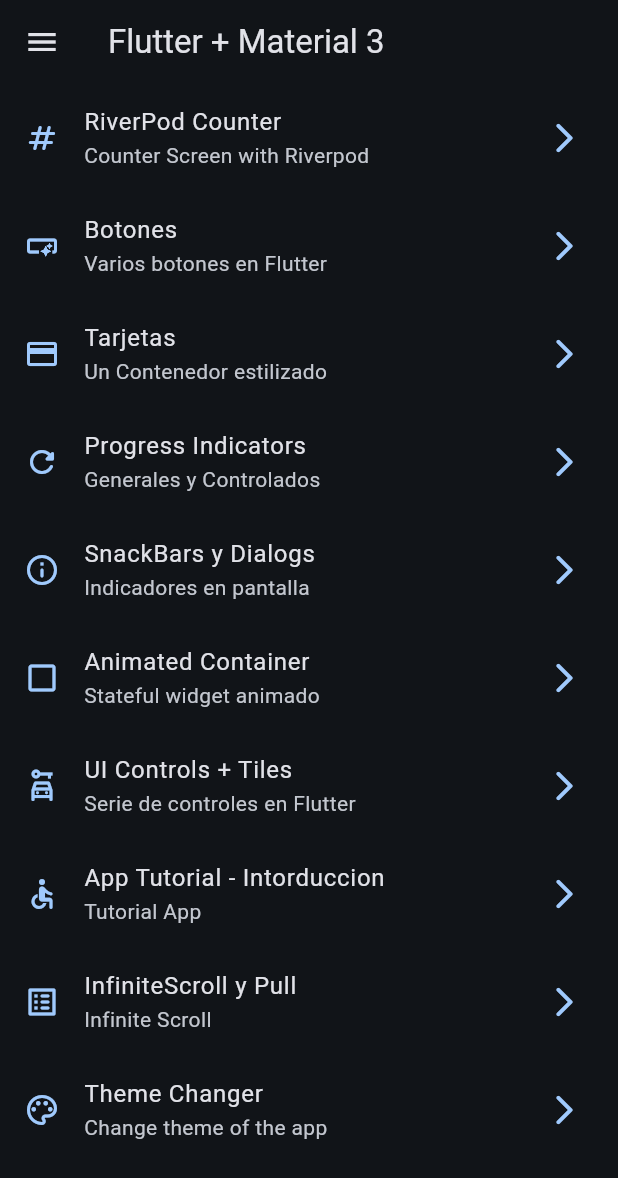
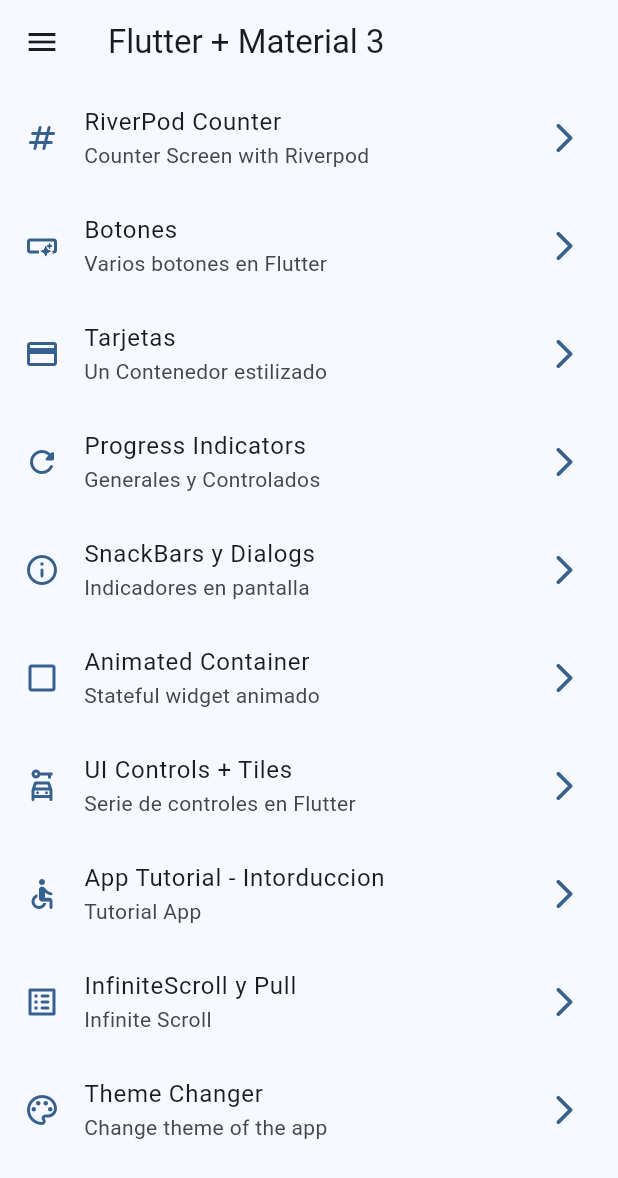
Before and after one commit to Neno2113/widgets_apps, a Flutter app: the screen it shows after launch, on a phone screen of 412 x 824 dp. Shown: the top 1178 px of the screen. Run offline on Flutter 3.47's test engine with Material 2 defaults, Android fonts, the phone set to English and light mode, and no system bars; our stand-ins replace animate_do, flutter_riverpod, go_router.

Commit message:
statenotifierprovider done

```diff
--- a/lib/config/theme/app_theme.dart
+++ b/lib/config/theme/app_theme.dart
@@ -30,4 +30,12 @@ class AppTheme {
       appBarTheme: const AppBarTheme(
         centerTitle: false,
       ));
+
+  AppTheme copyWith({
+    int? selectedColor,
+    bool? isDarkMode
+  }) => AppTheme(
+    selectedColor: selectedColor ?? this.selectedColor,
+    isDarkMode: isDarkMode ?? this.isDarkMode
+  );
 }
--- a/lib/main.dart
+++ b/lib/main.dart
@@ -13,16 +13,15 @@ class MainApp extends ConsumerWidget {
 
   @override
   Widget build(BuildContext context, WidgetRef ref) {
-    final isDarkMode = ref.watch(isDarkModeProvider);
-    final selectedColor = ref.watch(selectedColorProvider);
+    // final isDarkMode = ref.watch(isDarkModeProvider);
+    // final selectedColor = ref.watch(selectedColorProvider);
+    final AppTheme appTheme = ref.watch(themeNotifierProvider);
 
     return MaterialApp.router(
       debugShowCheckedModeBanner: false,
       title: 'Flutter Widgets',
-      theme: AppTheme(
-        selectedColor: selectedColor,
-        isDarkMode: isDarkMode
-      ).getTheme(),
+      theme: AppTheme(selectedColor: appTheme.selectedColor, isDarkMode: appTheme.isDarkMode)
+          .getTheme(),
       routerConfig: appRouter,
       //Rutas sin go_router
       // routes: {
--- a/lib/presentation/providers/theme_provider.dart
+++ b/lib/presentation/providers/theme_provider.dart
@@ -1,11 +1,28 @@
 import 'package:flutter_riverpod/flutter_riverpod.dart';
 import 'package:widgets_app/config/theme/app_theme.dart';
+
 //Inmutable
 final colorsListProvider = Provider((ref) => colorList);
 
 //Mutable
 final isDarkModeProvider = StateProvider((ref) => true);
 
-
 //Mutable
 final selectedColorProvider = StateProvider((ref) => 0);
+
+//un objeto de tipo AppTheme custom
+final themeNotifierProvider =
+    StateNotifierProvider<ThemeNotifier, AppTheme>((ref) => ThemeNotifier());
+
+class ThemeNotifier extends StateNotifier<AppTheme> {
+  //STATE = new AppTheme
+  ThemeNotifier() : super(AppTheme());
+
+  void toggleDarkMode() {
+    state = state.copyWith(isDarkMode: !state.isDarkMode);
+  }
+
+  void changeColorIndex(int colorIndex) {
+    state = state.copyWith(selectedColor: colorIndex);
+  }
+}
```
Also changed, not shown: lib/presentation/screens/theme_changer/theme_changer_screen.dart (+7 -5 lines).
